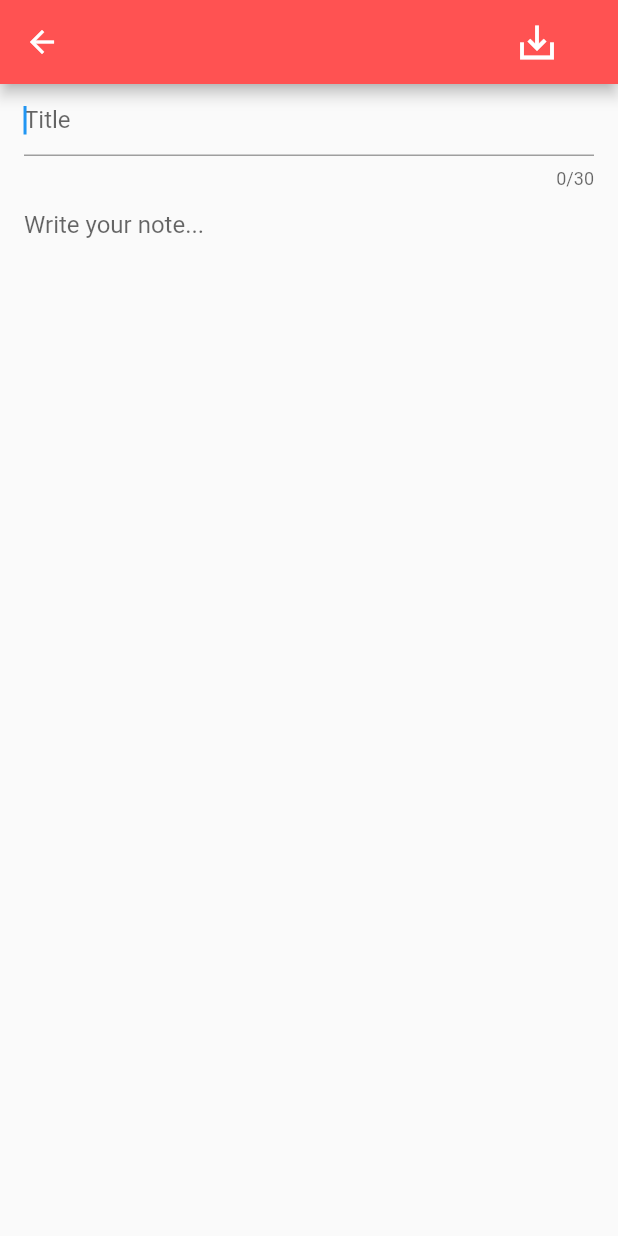
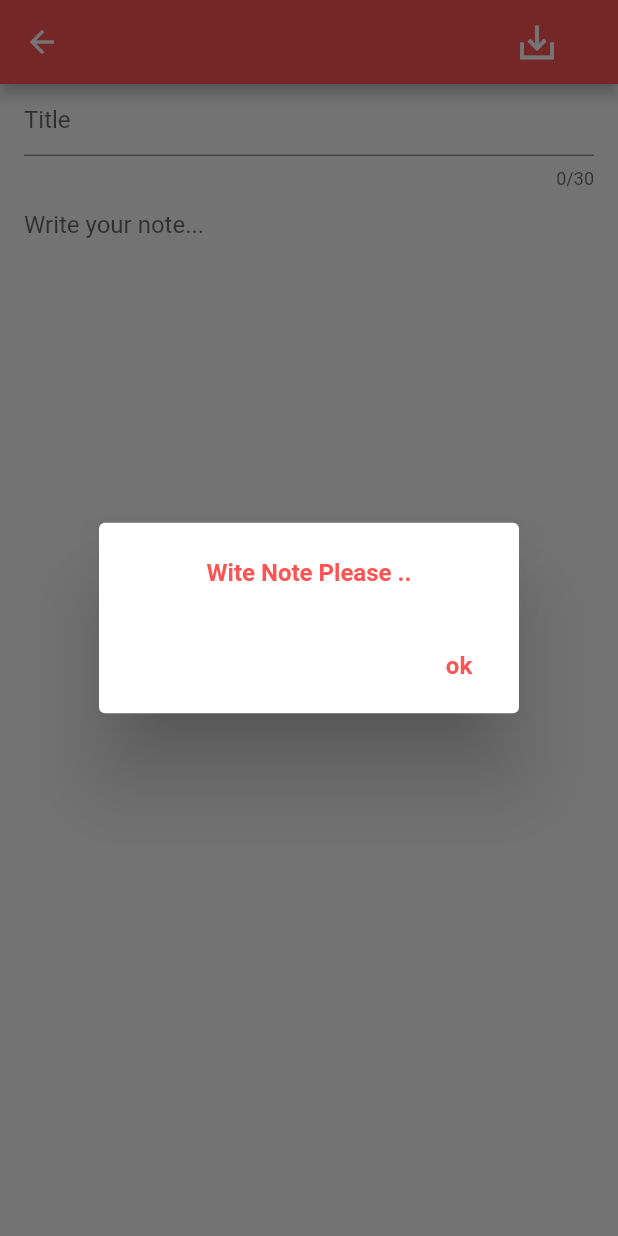
Before and after one commit to AhmedAbdulhameedQahtan/MyNote, a Flutter app: the NoteContainer screen opened directly, after a tap on the "save alt" icon, on a phone screen of 412 x 824 dp. Run offline on Flutter 3.47's test engine with Material 2 defaults, Android fonts, the phone set to English and light mode, and no system bars; our stand-ins replace sqflite; accounts and stored records are empty.

Commit message:
Add InkWell To Card Make User Show The Note Make Refresh to GUI

```diff
--- a/lib/PL/NoteContainer.dart
+++ b/lib/PL/NoteContainer.dart
@@ -5,7 +5,10 @@ import '../DL/SqlDb.dart';
 import 'package:flutter/cupertino.dart';
 
 class NoteContainer extends StatefulWidget {
-  const NoteContainer({super.key});
+  String? noteDetails;
+  String? titleDetails;
+  NoteContainer({super.key, this.noteDetails , this.titleDetails});
+  NoteContainer.Details( this.noteDetails , this.titleDetails);
   @override
   _NoteContainerState createState() => _NoteContainerState();
 }
@@ -18,20 +21,71 @@ class _NoteContainerState extends State<NoteContainer> {
   ConstantSql sqlQuery = ConstantSql();
 
   @override
+  void initState() {
+
+    if( widget.noteDetails != null){
+      _noteController.text = widget.noteDetails!;
+      _titleController.text = widget.titleDetails!;
+
+    }
+    super.initState();
+  }
+
+@override
 Widget build(BuildContext context) {
   Size size = MediaQuery.of(context).size;
   return Scaffold(
     appBar: AppBar(
-        systemOverlayStyle:const SystemUiOverlayStyle(
+      systemOverlayStyle: const SystemUiOverlayStyle(
           statusBarColor: Colors.redAccent,
           statusBarBrightness: Brightness.light),
       backgroundColor: Colors.redAccent,
       actions: [
         IconButton(
             onPressed: () async {
-                dynamic res = await sqlDataBase.insertData(sqlQuery.insertData(
-                    _noteController.text.toString(),
+              if (_noteController.text == "") {
+                showDialog(
+                    context: context,
+                    builder: (BuildContext) {
+                      return AlertDialog(
+                        title: const Center(
+                          child: Text(
+                            "Wite Note Please ..",
+                            style: TextStyle(
+                              fontSize: 16,
+                              fontWeight: FontWeight.bold,
+                              color: Colors.redAccent,
+                            ),
+                          ),
+                        ),
+                        actions: [
+                          TextButton(
+                            onPressed: () {
+                              Navigator.of(context).pop();
+                            },
+                            child: const Text(
+                              "ok",
+                              style: TextStyle(
+                                fontSize: 16,
+                                fontWeight: FontWeight.bold,
+                                color: Colors.redAccent,
+                              ),
+                            ),
+                          ),
+                        ],
+                      );
+                    });
+              } else {
+                dynamic res = await sqlDataBase.insertData(
+                    sqlQuery.insertData(_noteController.text.toString(),
                         _titleController.text.toString()));
+                setState(() {
+                  print("save set state is call");
+                  _noteController.text = "";
+                  _titleController.text = "";
+                  Navigator.of(context).pop();
+                });
+              }
             },
             highlightColor: Colors.redAccent,
             splashColor: Colors.redAccent,
@@ -79,8 +133,8 @@ class _NoteContainerState extends State<NoteContainer> {
 
 @override
 void dispose() {
+  print("save dispose is call");
   _noteController.dispose();
   _titleController.dispose();
   super.dispose();
-  }
-}
+}}
```
Also changed, not shown: lib/PL/NotePage.dart (+31 -14 lines). Lines whose indentation alone changed are shown as unchanged.
